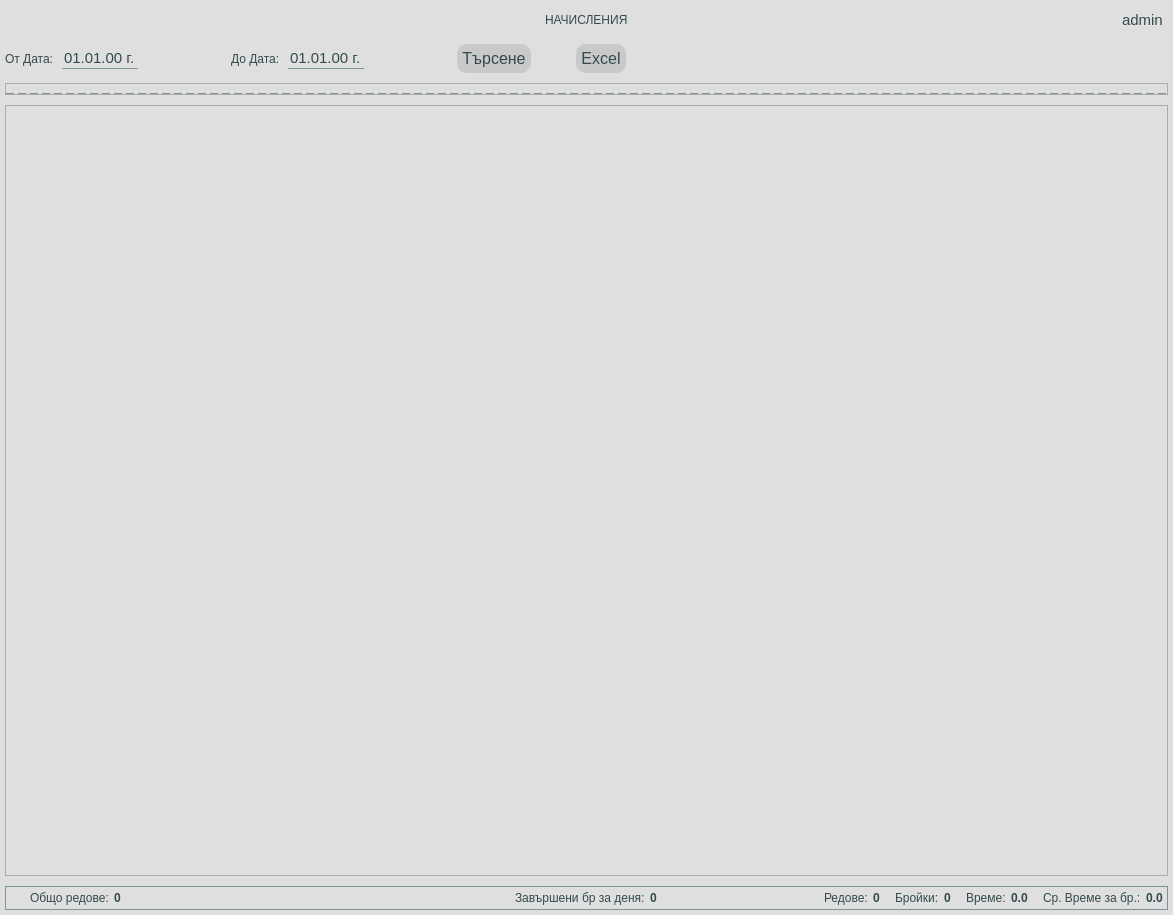
First picture: the form in app/ui/widgets/customPaymentsWidget.ui, repository DevilPhp/WorkSalary.v01, before the edit.
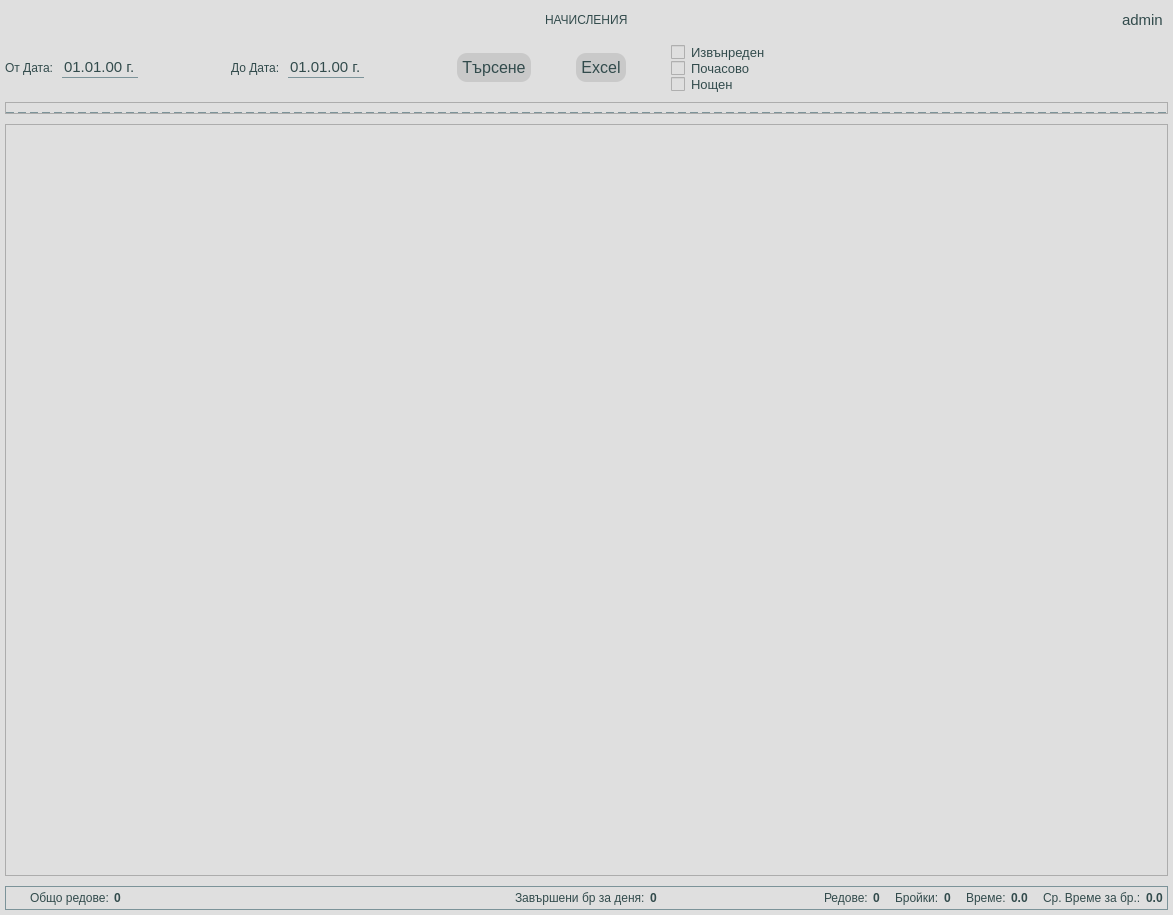
Second picture: the form after the edit. Icons and pictures are not drawn.

Patch:
```diff
--- a/app/ui/widgets/customPaymentsWidget.ui
+++ b/app/ui/widgets/customPaymentsWidget.ui
@@ -98,8 +98,9 @@
 	font-weight: 700;
 }
 
-#widget_3 * {
-	font-size: 11pt;
+#widget_3 QCheckBox {
+	font-size: 10pt;
+	padding: 0px;
 }
 
 QComboBox{
@@ -484,6 +485,54 @@
               </property>
              </widget>
             </item>
+            <item>
+             <widget class="QWidget" name="widget_3" native="true">
+              <property name="minimumSize">
+               <size>
+                <width>0</width>
+                <height>0</height>
+               </size>
+              </property>
+              <layout class="QVBoxLayout" name="verticalLayout_3">
+               <property name="spacing">
+                <number>0</number>
+               </property>
+               <property name="leftMargin">
+                <number>0</number>
+               </property>
+               <property name="topMargin">
+                <number>0</number>
+               </property>
+               <property name="rightMargin">
+                <number>0</number>
+               </property>
+               <property name="bottomMargin">
+                <number>0</number>
+               </property>
+               <item>
+                <widget class="QCheckBox" name="overtimeCheckBox">
+                 <property name="text">
+                  <string>Извънреден</string>
+                 </property>
+                </widget>
+               </item>
+               <item>
+                <widget class="QCheckBox" name="hourlyCheckBox">
+                 <property name="text">
+                  <string>Почасово</string>
+                 </property>
+                </widget>
+               </item>
+               <item>
+                <widget class="QCheckBox" name="nightTimeCheckBox">
+                 <property name="text">
+                  <string>Нощен</string>
+                 </property>
+                </widget>
+               </item>
+              </layout>
+             </widget>
+            </item>
            </layout>
           </widget>
          </item>
@@ -531,7 +580,7 @@
         <x>0</x>
         <y>0</y>
         <width>1161</width>
-        <height>759</height>
+        <height>737</height>
        </rect>
       </property>
       <layout class="QVBoxLayout" name="verticalLayout_12">
```
